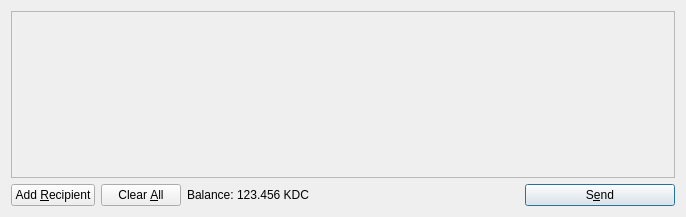
Old version of the form src/qt/forms/sendcoinsdialog.ui in the repository KimDotCoin/KimDotCoin.
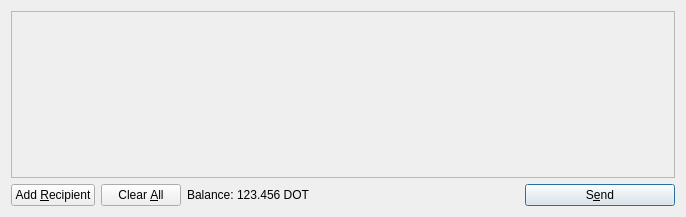
New version of the form. Icons and pictures are not drawn.

```diff
--- a/src/qt/forms/sendcoinsdialog.ui
+++ b/src/qt/forms/sendcoinsdialog.ui
@@ -119,7 +119,7 @@
           <cursorShape>IBeamCursor</cursorShape>
          </property>
          <property name="text">
-          <string>123.456 KDC</string>
+          <string>123.456 DOT</string>
          </property>
          <property name="textInteractionFlags">
           <set>Qt::LinksAccessibleByMouse|Qt::TextSelectableByKeyboard|Qt::TextSelectableByMouse</set>
```
